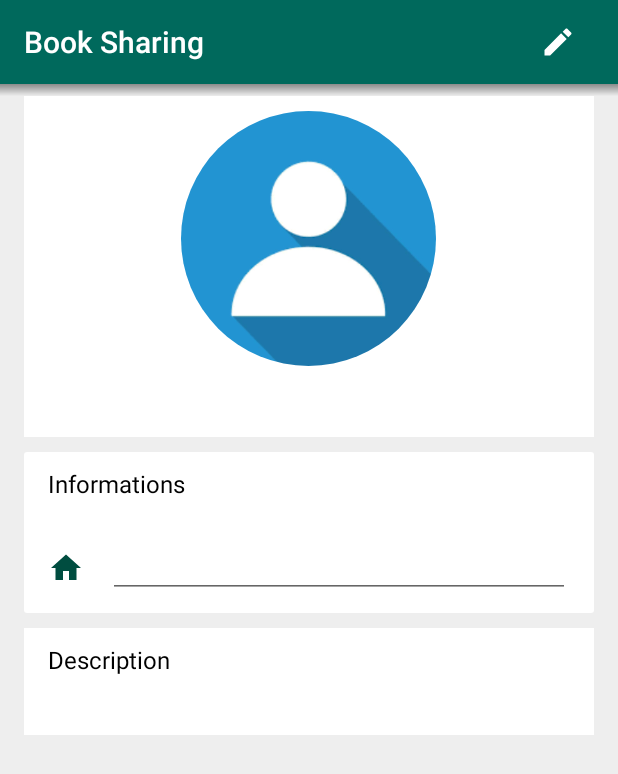
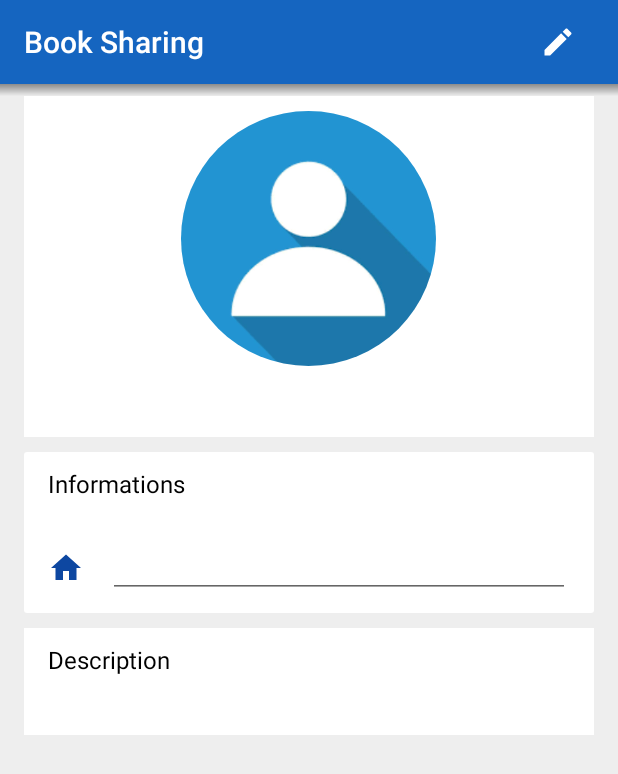
Before and after one commit to SergioGentile/WonderBook, an Android app: the screen it shows after launch (ShowProfile), on a phone screen of 412 x 824 dp. Shown: the top 774 px of the screen. Run offline under Robolectric (Android 15) with nearby library versions, the phone set to English and light mode, and no system bars; our stand-ins replace CircleImageView.

Commit message:
color blue

```diff
--- a/app/src/main/res/values/colors.xml
+++ b/app/src/main/res/values/colors.xml
@@ -1,7 +1,7 @@
 <?xml version="1.0" encoding="utf-8"?>
 <resources>
-    <color name="colorPrimary">#00695C</color>
-    <color name="colorPrimaryDark">#004D40</color>
+    <color name="colorPrimary">#1565C0</color>
+    <color name="colorPrimaryDark">#0D47A1</color>
     <color name="colorPrimaryLight">#CFD8DC</color>
     <color name="colorAccent">#FFAB40</color>
     <color name="white">#FFFFFF</color>
```
